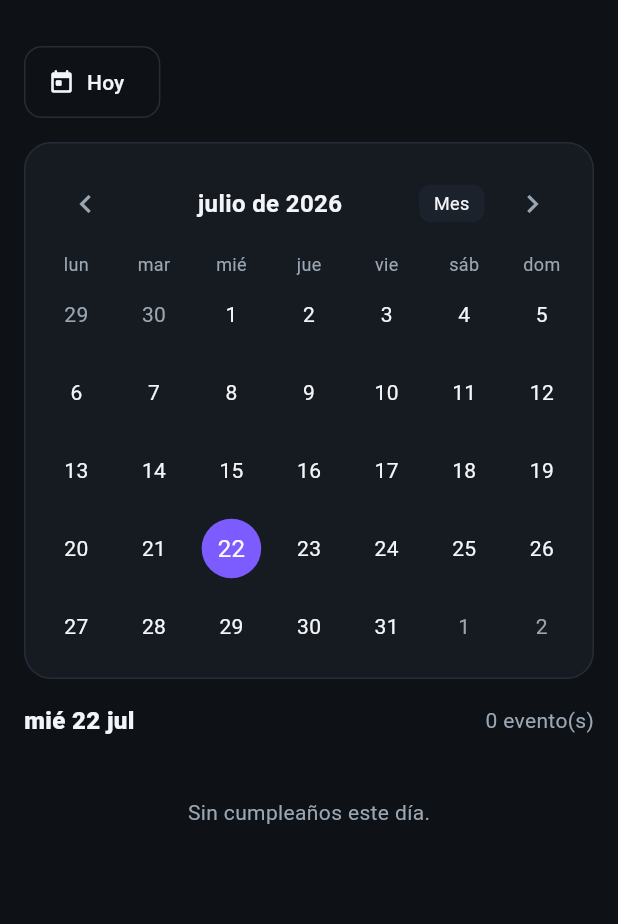
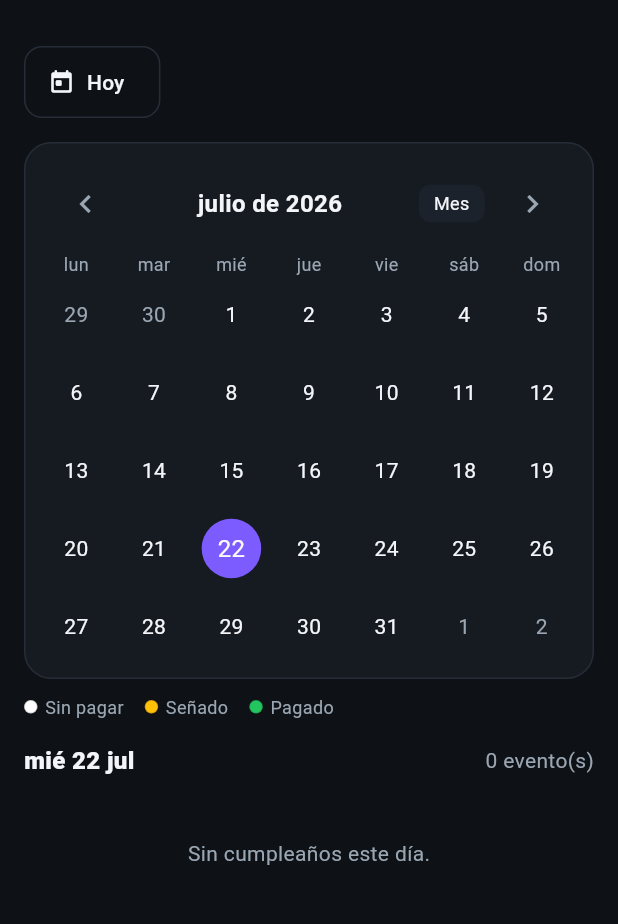
Before and after one commit to facundogattoni/IUPI-EVENTOS, a Flutter app: the screen it shows once a user with an empty profile is signed in, on a phone screen of 412 x 824 dp, the part 62-986 px from its top. Run offline on Flutter 3.47's test engine with Material 3 defaults, Android fonts, the phone set to English and light mode, and no system bars; drawn by our look-alikes of table_calendar; our stand-ins replace fl_chart, flutter_riverpod, go_router, supabase_flutter; accounts and stored records are empty.

Commit message:
Eventos: estado simplificado, pago en el alta y puntitos por pago en el calendario
- Nuevo/editar cumpleaños: estado solo Presupuestado/Confirmado; sección
  'Agregar pago' (Seña o Total + monto) que se registra al guardar y suma a
  lo cobrado (queda como ingreso).
- Calendario: puntito por evento según pago — blanco (sin pagar), amarillo
  (señado/parcial), verde (pagado total) + leyenda.

Co-Authored-By: Claude Opus 4.8 <noreply@anthropic.com>
Claude-Session: https://claude.ai/code/session_01St4D1HMrLJGxyejPpV7LhC

```diff
--- a/app/lib/features/events/presentation/calendar_screen.dart
+++ b/app/lib/features/events/presentation/calendar_screen.dart
@@ -7,7 +7,44 @@ import '../../../core/theme/app_colors.dart';
 import '../../../core/utils/formatters.dart';
 import '../../profiles/data/profile_repository.dart';
 import '../application/events_providers.dart';
+import '../domain/event.dart';
 import 'widgets/event_tile.dart';
+
+/// Referencia de colores de los puntitos del calendario.
+class _DotLegend extends StatelessWidget {
+  const _DotLegend({required this.color, required this.label});
+  final Color color;
+  final String label;
+
+  @override
+  Widget build(BuildContext context) {
+    return Row(
+      mainAxisSize: MainAxisSize.min,
+      children: [
+        Container(
+          width: 9,
+          height: 9,
+          decoration: BoxDecoration(
+            color: color,
+            shape: BoxShape.circle,
+            border: Border.all(color: Colors.black26, width: 0.5),
+          ),
+        ),
+        const SizedBox(width: 5),
+        Text(label,
+            style: const TextStyle(fontSize: 12, color: AppColors.textMuted)),
+      ],
+    );
+  }
+}
+
+/// Color del puntito según el estado de pago:
+/// blanco = sin pagos, amarillo = seña/parcial, verde = pagado total.
+Color paymentDotColor(Event e) {
+  if (e.price > 0 && e.totalPaid >= e.price) return AppColors.income; // verde
+  if (e.totalPaid > 0) return const Color(0xFFFFC107); // amarillo
+  return Colors.white; // blanco (presupuestado sin pagos)
+}
 
 /// Calendario con vistas mes / quincena / semana y la agenda del día debajo.
 class CalendarScreen extends ConsumerWidget {
@@ -78,6 +115,16 @@ class CalendarScreen extends ConsumerWidget {
                 ref.read(calendarFormatProvider.notifier).state = f,
             onPageChanged: (focusedDay) =>
                 ref.read(focusedDayProvider.notifier).state = focusedDay,
+          ),
+          const SizedBox(height: 10),
+          Wrap(
+            spacing: 14,
+            runSpacing: 4,
+            children: const [
+              _DotLegend(color: Colors.white, label: 'Sin pagar'),
+              _DotLegend(color: Color(0xFFFFC107), label: 'Señado'),
+              _DotLegend(color: AppColors.income, label: 'Pagado'),
+            ],
           ),
           const SizedBox(height: 16),
           Row(
@@ -179,6 +226,31 @@ class _CalendarCard extends StatelessWidget {
               selectedDecoration: const BoxDecoration(
                   color: AppColors.brand, shape: BoxShape.circle),
             ),
+            calendarBuilders: CalendarBuilders<Object?>(
+              markerBuilder: (context, day, dayEvents) {
+                if (dayEvents.isEmpty) return const SizedBox.shrink();
+                return Positioned(
+                  bottom: 1,
+                  child: Row(
+                    mainAxisSize: MainAxisSize.min,
+                    children: [
+                      for (final e in dayEvents.take(4))
+                        Container(
+                          width: 7,
+                          height: 7,
+                          margin: const EdgeInsets.symmetric(horizontal: 0.5),
+                          decoration: BoxDecoration(
+                            color: paymentDotColor(e as Event),
+                            shape: BoxShape.circle,
+                            border: Border.all(
+                                color: Colors.black26, width: 0.5),
+                          ),
+                        ),
+                    ],
+                  ),
+                );
+              },
+            ),
             headerStyle: HeaderStyle(
               formatButtonShowsNext: false,
               titleCentered: true,
```
Also changed, not shown: app/lib/features/events/presentation/event_form_screen.dart (+84 -8 lines).
